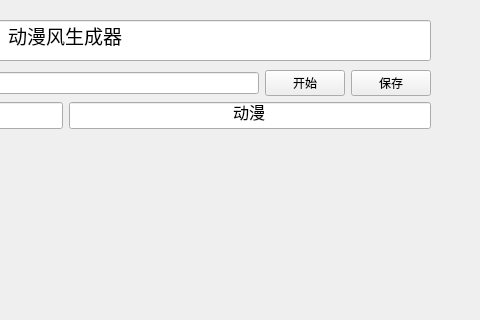
etony/myPyTool, file tools/imageconver.ui: the form before one commit; both pictures show x 320 to 800 and y 0 to 320 of the 800 by 541 pixel window.
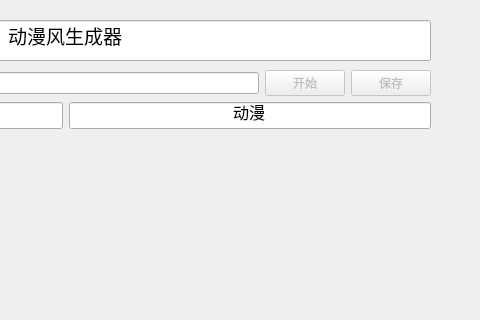
The form after the commit.

Patch:
```diff
--- a/tools/imageconver.ui
+++ b/tools/imageconver.ui
@@ -68,6 +68,9 @@
        </item>
        <item>
         <widget class="QPushButton" name="pbstart">
+         <property name="enabled">
+          <bool>false</bool>
+         </property>
          <property name="text">
           <string>开始</string>
          </property>
@@ -75,6 +78,9 @@
        </item>
        <item>
         <widget class="QPushButton" name="pbsave">
+         <property name="enabled">
+          <bool>false</bool>
+         </property>
          <property name="text">
           <string>保存</string>
          </property>
```
